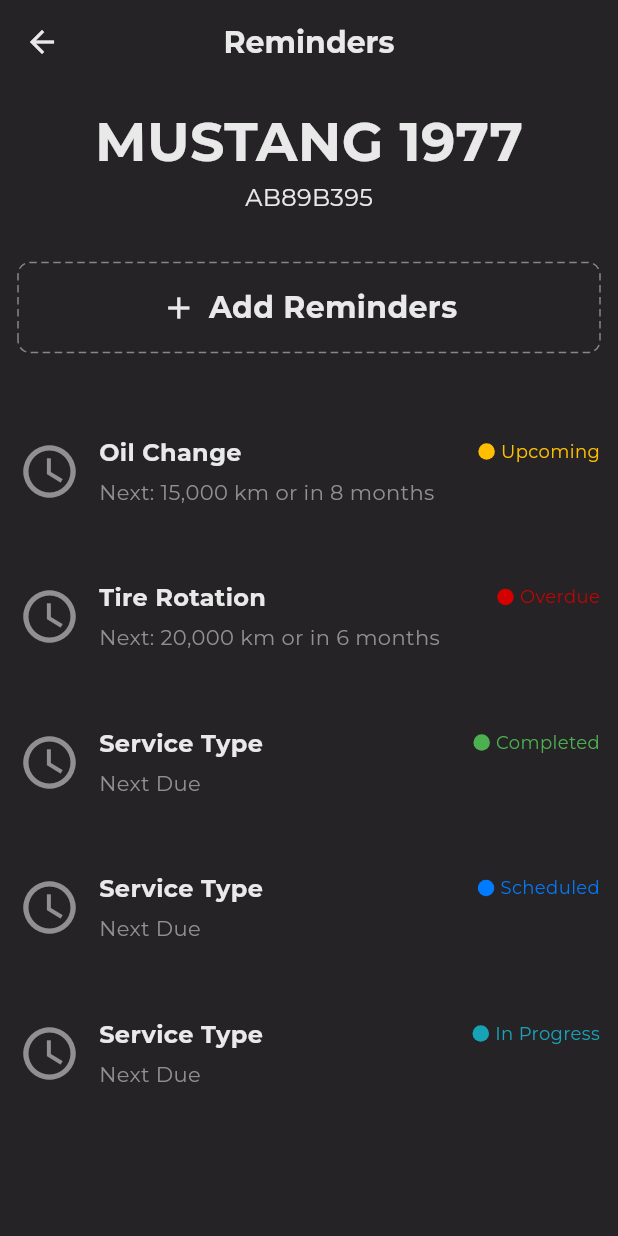
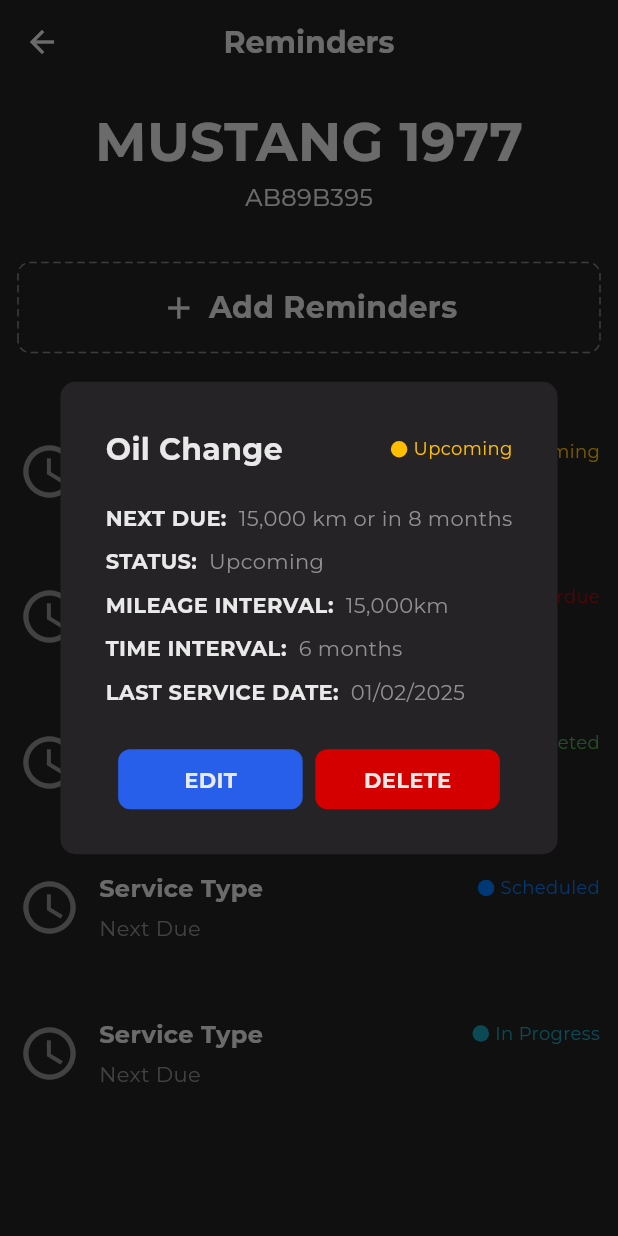
Before and after one commit to NeonCoders-UoM/mobile-app-frontend, a Flutter app: the RemindersPage screen opened directly, after a tap on "Oil Change", on a phone screen of 412 x 824 dp. Run offline on Flutter 3.47's test engine with Material 3 defaults, Android fonts, the phone set to English and light mode, and no system bars; drawn by our look-alikes of dotted_border; our stand-ins replace flutter_svg, google_fonts.

Commit message:
Create service reminder dialog box

```diff
--- a/mobile_app_frontend/lib/presentation/components/atoms/button.dart
+++ b/mobile_app_frontend/lib/presentation/components/atoms/button.dart
@@ -99,6 +99,12 @@
         return AppColors.neutral100;
       case ButtonType.text:
         return Colors.transparent;
+      case ButtonType.danger: // Add handling for danger type
+        if (_currentState == ButtonState.active)
+          return AppColors.states['overdue']!.withOpacity(0.8);
+        if (_currentState == ButtonState.hover)
+          return AppColors.states['overdue']!.withOpacity(0.9);
+        return AppColors.states['overdue']!;
     }
   }
 
@@ -110,6 +116,8 @@
         return AppColors.primary200;
       case ButtonType.text:
         return Colors.transparent;
+      case ButtonType.danger: // Add handling for danger type
+        return AppColors.states['overdue']!;
     }
   }
 
@@ -125,6 +133,8 @@
         if (_currentState == ButtonState.active) return AppColors.primary100;
         if (_currentState == ButtonState.hover) return AppColors.primary300;
         return AppColors.primary200;
+      case ButtonType.danger: // Add handling for danger type
+        return AppColors.neutral100;
     }
   }
 
@@ -141,6 +151,8 @@
         return AppColors.neutral300.withOpacity(0.3);
       case ButtonType.text:
         return AppColors.neutral300.withOpacity(0.3);
+      case ButtonType.danger: // Add handling for danger type
+        return AppColors.states['overdue']!.withOpacity(0.3);
     }
   }
 
--- a/mobile_app_frontend/lib/presentation/components/atoms/enums/button_type.dart
+++ b/mobile_app_frontend/lib/presentation/components/atoms/enums/button_type.dart
@@ -1 +1,6 @@
-enum ButtonType { primary, secondary, text }
+enum ButtonType {
+  primary,
+  secondary,
+  text,
+  danger,
+}
--- /dev/null
+++ b/mobile_app_frontend/lib/presentation/components/molecules/reminder_details_dialog.dart
@@ -0,0 +1,179 @@
+import 'package:flutter/material.dart';
+import 'package:mobile_app_frontend/core/theme/app_colors.dart';
+import 'package:mobile_app_frontend/core/theme/app_text_styles.dart';
+import 'package:mobile_app_frontend/presentation/components/atoms/button.dart';
+import 'package:mobile_app_frontend/presentation/components/atoms/enums/button_size.dart';
+import 'package:mobile_app_frontend/presentation/components/atoms/enums/button_type.dart';
+import 'package:mobile_app_frontend/presentation/components/molecules/service_reminder_card.dart';
+
+class ReminderDetailsDialog extends StatelessWidget {
+  final String title;
+  final String nextDue;
+  final ServiceStatus status;
+  final String mileageInterval;
+  final String timeInterval;
+  final String lastServiceDate;
+  final VoidCallback onEdit;
+  final VoidCallback onDelete;
+
+  const ReminderDetailsDialog({
+    Key? key,
+    required this.title,
+    required this.nextDue,
+    required this.status,
+    required this.mileageInterval,
+    required this.timeInterval,
+    required this.lastServiceDate,
+    required this.onEdit,
+    required this.onDelete,
+  }) : super(key: key);
+
+  // Helper method to get status text and color
+  _StatusInfo _getStatusInfo() {
+    switch (status) {
+      case ServiceStatus.upcoming:
+        return _StatusInfo(
+          color: AppColors.states['upcoming']!,
+          label: 'Upcoming',
+        );
+      case ServiceStatus.overdue:
+        return _StatusInfo(
+          color: AppColors.states['overdue']!,
+          label: 'Overdue',
+        );
+      case ServiceStatus.completed:
+        return _StatusInfo(
+          color: AppColors.states['ok']!,
+          label: 'Completed',
+        );
+      case ServiceStatus.scheduled:
+        return _StatusInfo(
+          color: AppColors.states['scheduled']!,
+          label: 'Scheduled',
+        );
+      case ServiceStatus.inProgress:
+        return _StatusInfo(
+          color: AppColors.states['inProgress']!,
+          label: 'In Progress',
+        );
+      case ServiceStatus.canceled:
+        return _StatusInfo(
+          color: AppColors.states['canceled']!,
+          label: 'Canceled',
+        );
+    }
+  }
+
+  @override
+  Widget build(BuildContext context) {
+    final statusInfo = _getStatusInfo();
+
+    return AlertDialog(
+      backgroundColor: AppColors.neutral400, // Dark background as in the image
+      shape: RoundedRectangleBorder(
+        borderRadius: BorderRadius.circular(10.0),
+      ),
+      contentPadding: const EdgeInsets.all(30.0),
+      content: Column(
+        mainAxisSize: MainAxisSize.min, // Fit content size
+        crossAxisAlignment: CrossAxisAlignment.start,
+        children: [
+          // Title and Status Row
+          Row(
+            mainAxisAlignment: MainAxisAlignment.spaceBetween,
+            children: [
+              Text(
+                title,
+                style: AppTextStyles.textLgSemibold.copyWith(
+                  color: AppColors.neutral100,
+                ),
+              ),
+              Row(
+                children: [
+                  Container(
+                    width: 11.0,
+                    height: 11.0,
+                    decoration: BoxDecoration(
+                      shape: BoxShape.circle,
+                      color: statusInfo.color,
+                    ),
+                  ),
+                  const SizedBox(width: 4.0),
+                  Text(
+                    statusInfo.label,
+                    style: AppTextStyles.textXsmRegular.copyWith(
+                      color: statusInfo.color,
+                    ),
+                  ),
+                ],
+              ),
+            ],
+          ),
+          const SizedBox(height: 16.0),
+          // Details
+          _buildDetailRow('NEXT DUE:', nextDue),
+          _buildDetailRow('STATUS:', statusInfo.label),
+          _buildDetailRow('MILEAGE INTERVAL:', mileageInterval),
+          _buildDetailRow('TIME INTERVAL:', timeInterval),
+          _buildDetailRow('LAST SERVICE DATE:', lastServiceDate),
+          const SizedBox(height: 24.0),
+          // Buttons
+          Row(
+            mainAxisAlignment: MainAxisAlignment.spaceEvenly,
+            children: [
+              CustomButton(
+                label: 'EDIT',
+                type: ButtonType.primary, // Blue button
+                size: ButtonSize.small,
+                onTap: onEdit,
+              ),
+              CustomButton(
+                label: 'DELETE',
+                type: ButtonType.danger, // Red button using the new danger type
+                size: ButtonSize.small,
+                onTap: onDelete,
+              ),
+            ],
+          ),
+        ],
+      ),
+    );
+  }
+
+  // Helper method to build each detail row
+  Widget _buildDetailRow(String label, String value) {
+    return Padding(
+      padding: const EdgeInsets.symmetric(vertical: 4.0),
+      child: Row(
+        crossAxisAlignment: CrossAxisAlignment.start,
+        children: [
+          Text(
+            label,
+            style: AppTextStyles.textSmSemibold.copyWith(
+              color: AppColors.neutral100,
+            ),
+          ),
+          const SizedBox(width: 8.0),
+          Expanded(
+            child: Text(
+              value,
+              style: AppTextStyles.textSmRegular.copyWith(
+                color: AppColors.neutral200,
+              ),
+            ),
+          ),
+        ],
+      ),
+    );
+  }
+}
+
+class _StatusInfo {
+  final Color color;
+  final String label;
+
+  _StatusInfo({
+    required this.color,
+    required this.label,
+  });
+}
--- a/mobile_app_frontend/lib/presentation/pages/scheduled_reminders.dart
+++ b/mobile_app_frontend/lib/presentation/pages/scheduled_reminders.dart
@@ -2,6 +2,7 @@
 import 'package:mobile_app_frontend/core/theme/app_colors.dart';
 import 'package:mobile_app_frontend/presentation/components/atoms/add_reminders_button.dart';
 import 'package:mobile_app_frontend/presentation/components/molecules/custom_app_bar.dart';
+import 'package:mobile_app_frontend/presentation/components/molecules/reminder_details_dialog.dart';
 import 'package:mobile_app_frontend/presentation/components/molecules/service_reminder_card.dart';
 import 'package:mobile_app_frontend/presentation/components/molecules/vehicle_header.dart';
 
@@ -14,26 +15,46 @@
       'title': 'Oil Change',
       'description': 'Next: 15,000 km or in 8 months',
       'status': ServiceStatus.upcoming,
+      'nextDue': '15,000 km or in 8 months',
+      'mileageInterval': '15,000km',
+      'timeInterval': '6 months',
+      'lastServiceDate': '01/02/2025',
     },
     {
       'title': 'Tire Rotation',
       'description': 'Next: 20,000 km or in 6 months',
       'status': ServiceStatus.overdue,
+      'nextDue': '20,000 km or in 6 months',
+      'mileageInterval': '20,000km',
+      'timeInterval': '6 months',
+      'lastServiceDate': '01/01/2025',
     },
     {
       'title': 'Service Type',
       'description': 'Next Due',
       'status': ServiceStatus.completed,
+      'nextDue': 'Next Due',
+      'mileageInterval': '10,000km',
+      'timeInterval': '12 months',
+      'lastServiceDate': '01/03/2025',
     },
     {
       'title': 'Service Type',
       'description': 'Next Due',
       'status': ServiceStatus.scheduled,
+      'nextDue': 'Next Due',
+      'mileageInterval': '10,000km',
+      'timeInterval': '12 months',
+      'lastServiceDate': '01/04/2025',
     },
     {
       'title': 'Service Type',
       'description': 'Next Due',
       'status': ServiceStatus.inProgress,
+      'nextDue': 'Next Due',
+      'mileageInterval': '10,000km',
+      'timeInterval': '12 months',
+      'lastServiceDate': '01/05/2025',
     },
   ];
 
@@ -74,7 +95,25 @@
                   title: reminder['title'],
                   description: reminder['description'],
                   status: reminder['status'],
-                  onTap: () {},
+                  onTap: () {
+                    showDialog(
+                      context: context,
+                      builder: (context) => ReminderDetailsDialog(
+                        title: reminder['title'],
+                        nextDue: reminder['nextDue'],
+                        status: reminder['status'],
+                        mileageInterval: reminder['mileageInterval'],
+                        timeInterval: reminder['timeInterval'],
+                        lastServiceDate: reminder['lastServiceDate'],
+                        onEdit: () {
+                          Navigator.pop(context);
+                        },
+                        onDelete: () {
+                          Navigator.pop(context);
+                        },
+                      ),
+                    );
+                  },
                 );
               },
               separatorBuilder: (context, index) =>
```
